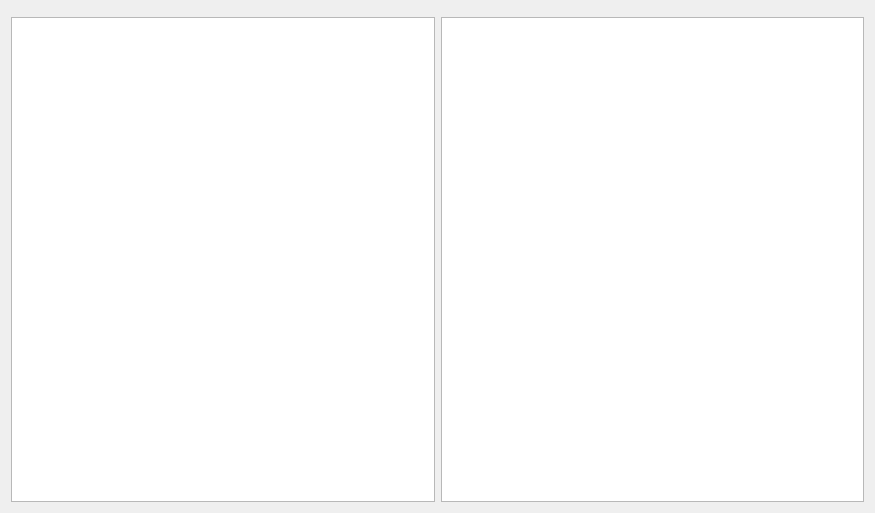
Qt form src/libtomahawk/widgets/whatshotwidget.ui (tomahawk-player/tomahawk) before a commit.
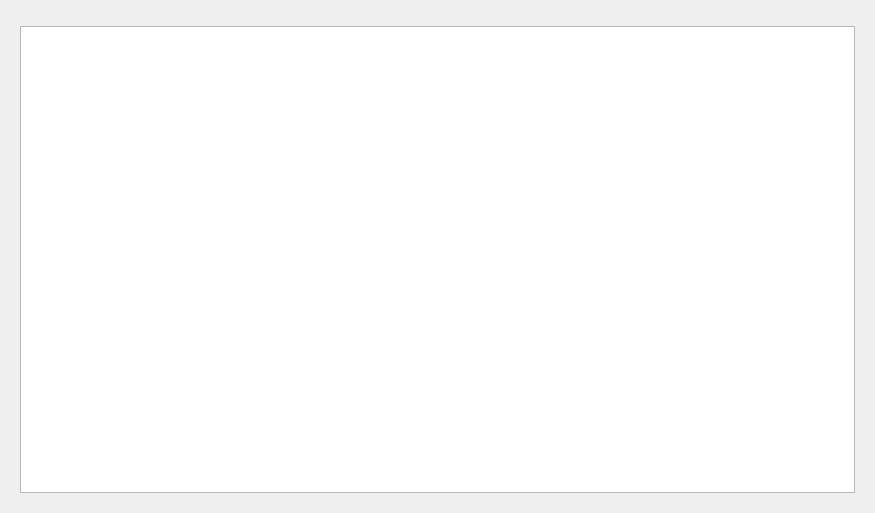
The same form after that commit. Custom widgets are drawn as their Qt base class.

Commit message: Update the WhatsHot widget to fetch and correctly display charts based on the selection in the breadcrumb. For the moment I've removed the right panel, but it will be coming back (probably).

What changed in the file:
```diff
--- a/src/libtomahawk/widgets/whatshotwidget.ui
+++ b/src/libtomahawk/widgets/whatshotwidget.ui
@@ -10,15 +10,17 @@
     <height>513</height>
    </rect>
   </property>
-  <layout class="QHBoxLayout" name="horizontalLayout_2">
-   <item>
     <layout class="QVBoxLayout" name="verticalLayout">
      <item>
       <widget class="HeaderBreadCrumb" name="breadCrumbLeft">
       </widget>
      </item>
      <item>
-      <widget class="PlaylistView" name="tracksView">
+    <widget class="QStackedWidget" name="stackLeft">
+     <widget class="QWidget" name="page">
+      <layout class="QHBoxLayout" name="horizontalLayout_2">
+       <item>
+        <widget class="PlaylistView" name="tracksViewLeft">
        <property name="minimumSize">
         <size>
          <width>320</width>
@@ -28,15 +30,11 @@
       </widget>
      </item>
     </layout>
-   </item>
-   <item>
-    <layout class="QVBoxLayout" name="verticalLayout_2">
-     <item>
-      <widget class="HeaderBreadCrumb" name="breadCrumbRight">
-      </widget>
-     </item>
+     </widget>
+     <widget class="QWidget" name="page1">
+      <layout class="QHBoxLayout" name="horizontalLayout">
      <item>
-      <widget class="ArtistView" name="artistsView">
+        <widget class="ArtistView" name="artistsViewLeft">
        <property name="minimumSize">
         <size>
          <width>320</width>
@@ -46,6 +44,8 @@
       </widget>
      </item>
     </layout>
+     </widget>
+    </widget>
    </item>
   </layout>
  </widget>
```
Left out of the diff: 3 changed lines with no effect on the pictures. Lines whose indentation alone changed are shown as unchanged. The commit also changes 2 other files.
